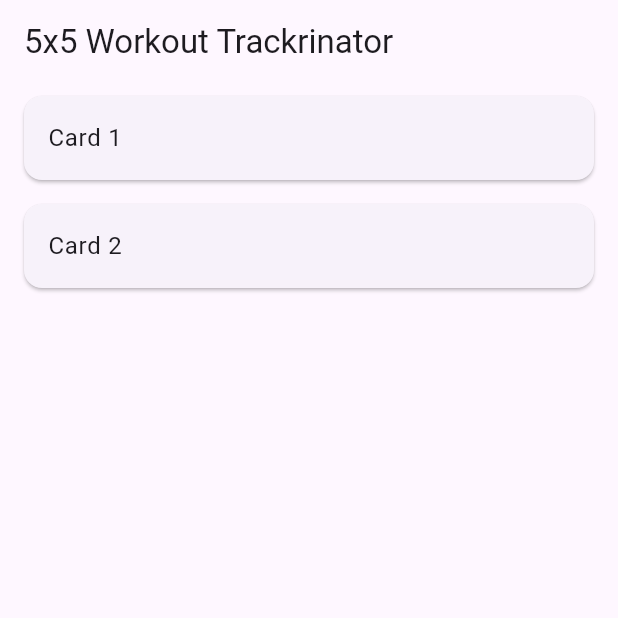
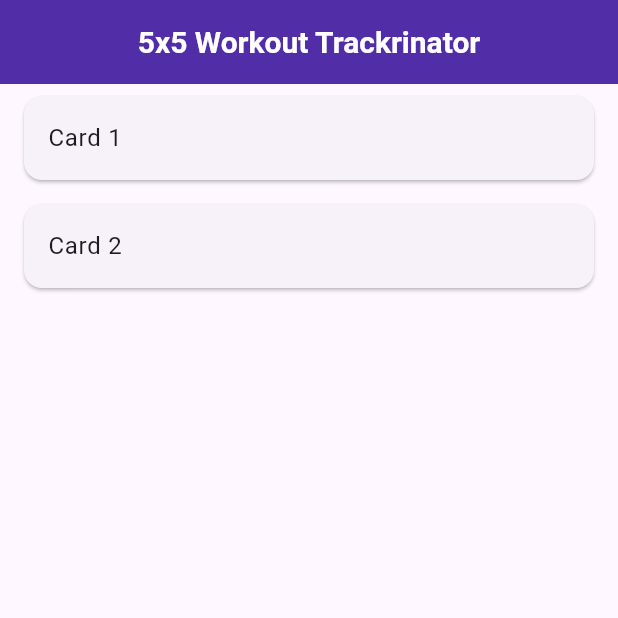
Before and after one commit to c3hmke/trackrinator, a Flutter app: the screen it shows after launch, on a phone screen of 412 x 824 dp, the top half of it. Run offline on Flutter 3.47's test engine with Material 3 defaults, Android fonts, the phone set to English and light mode, and no system bars.

Commit message:
Create theme file & set up app header

```diff
--- a/lib/app/app.dart
+++ b/lib/app/app.dart
@@ -1,4 +1,5 @@
 import 'package:flutter/material.dart';
+import 'package:trackrinator/features/home/home_page.dart';
 
 class App extends StatelessWidget {
   const App({super.key});
@@ -11,25 +12,3 @@ class App extends StatelessWidget {
     );
   }
 }
-
-class HomePage extends StatelessWidget {
-  final List<String> items = ['Card 1', 'Card 2'];
-
-  @override
-  Widget build(BuildContext context) {
-    return Scaffold(
-      appBar: AppBar(title: Text('5x5 Workout Trackrinator'),),
-      body: ListView.builder(
-        itemCount: items.length,
-        itemBuilder: (context, index) {
-          return Card(
-            margin: EdgeInsets.symmetric(horizontal: 16, vertical: 8),
-            child: ListTile(
-              title: Text(items[index]),
-            ),
-          );
-        },
-      ),
-    );
-  }
-}
--- /dev/null
+++ b/lib/app/theme.dart
@@ -0,0 +1,19 @@
+import 'package:flutter/material.dart';
+
+class AppTheme {
+  AppTheme._(); // prevent initialization
+
+  static _AppColors get colors => _AppColors();
+  static _AppTextStyles get text => _AppTextStyles();
+}
+
+class _AppColors {
+  final Color primary = Color(0xFF512DA8);
+  final Color pText = Color(0xFFFFFFFF);
+}
+
+class _AppTextStyles {
+  final TextStyle titleBar = TextStyle(
+    color: AppTheme.colors.pText, fontSize: 20, fontWeight: FontWeight.w600
+  );
+}
--- a/lib/features/home/home_page.dart
+++ b/lib/features/home/home_page.dart
@@ -1,13 +1,16 @@
 import 'package:flutter/material.dart';
+import 'package:trackrinator/widgets/header.dart';
 import 'home_card.dart';
 
 class HomePage extends StatelessWidget {
   final List<String> items = ['Card 1', 'Card 2'];
 
+  HomePage({super.key});
+
   @override
   Widget build(BuildContext context) {
     return Scaffold(
-      appBar: AppBar(title: Text('Simple App')),
+      appBar: const Header(title: '5x5 Workout Trackrinator'),
       body: ListView.builder(
         itemCount: items.length,
         itemBuilder: (context, index) => HomeCard(title: items[index]),
--- /dev/null
+++ b/lib/widgets/header.dart
@@ -0,0 +1,20 @@
+import 'package:flutter/material.dart';
+import 'package:trackrinator/app/theme.dart';
+
+class Header extends StatelessWidget implements PreferredSizeWidget {
+  final String title;
+
+  const Header({required this.title, super.key});
+
+  @override
+  Widget build(BuildContext context) {
+    return AppBar(
+      backgroundColor: AppTheme.colors.primary,
+      centerTitle: true,
+      title: Text(title, style: AppTheme.text.titleBar),
+    );
+  }
+
+  @override
+  Size get preferredSize => const Size.fromHeight(kToolbarHeight);
+}
```
